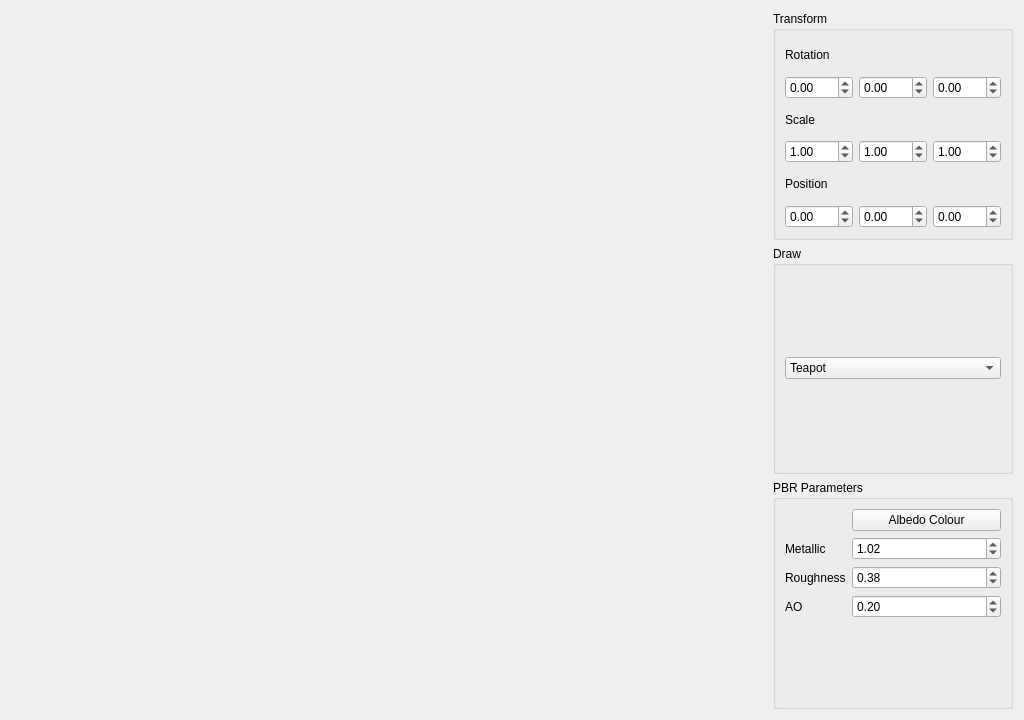
Old version of the form GUIDemos/WebGPUGUI/MainWindow.ui in the repository NCCA/NCCA-py-nglExamples.
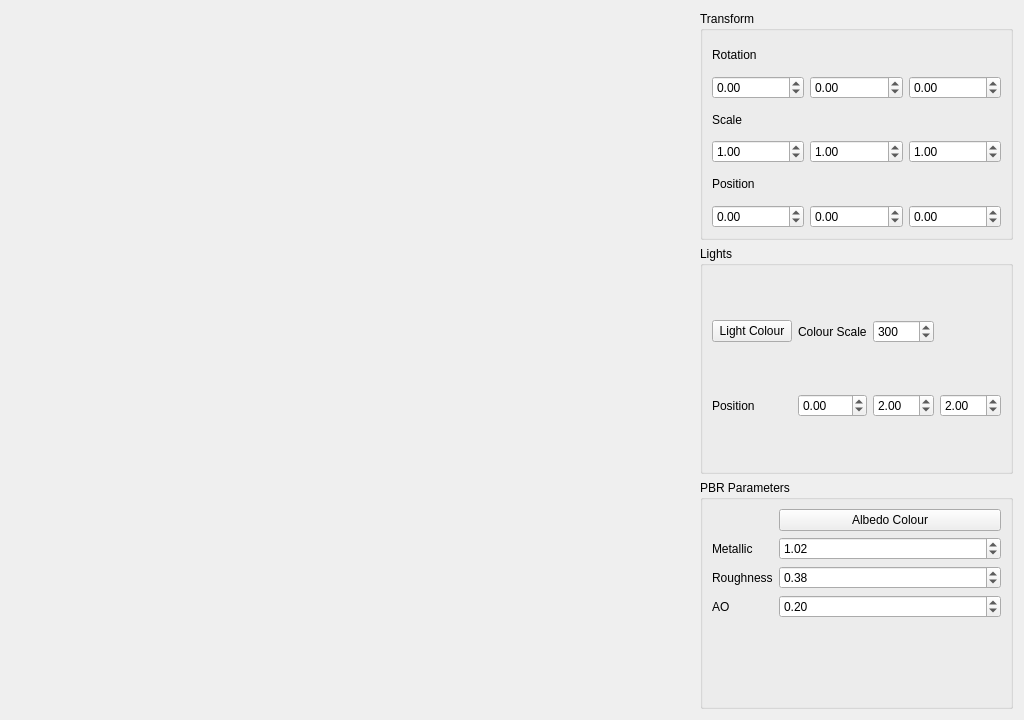
New version of the form.

Commit message: updated controls to add lights

What changed in the file:
```diff
--- a/GUIDemos/WebGPUGUI/MainWindow.ui
+++ b/GUIDemos/WebGPUGUI/MainWindow.ui
@@ -17,26 +17,86 @@
    <item row="1" column="1">
     <widget class="QGroupBox" name="draw_gb">
      <property name="title">
-      <string>Draw</string>
+      <string>Lights</string>
      </property>
      <layout class="QGridLayout" name="gridLayout_2">
+      <item row="1" column="2">
+       <widget class="QDoubleSpinBox" name="light_y">
+        <property name="minimum">
+         <double>-10.000000000000000</double>
+        </property>
+        <property name="maximum">
+         <double>10.000000000000000</double>
+        </property>
+        <property name="singleStep">
+         <double>0.100000000000000</double>
+        </property>
+        <property name="value">
+         <double>2.000000000000000</double>
+        </property>
+       </widget>
+      </item>
+      <item row="1" column="1">
+       <widget class="QDoubleSpinBox" name="light_x">
+        <property name="minimum">
+         <double>-10.000000000000000</double>
+        </property>
+        <property name="maximum">
+         <double>10.000000000000000</double>
+        </property>
+        <property name="singleStep">
+         <double>0.100000000000000</double>
+        </property>
+       </widget>
+      </item>
       <item row="0" column="0">
-       <widget class="QComboBox" name="object_selection">
-        <item>
-         <property name="text">
-          <string>Teapot</string>
-         </property>
-        </item>
-        <item>
-         <property name="text">
-          <string>Sphere</string>
-         </property>
-        </item>
-        <item>
-         <property name="text">
-          <string>Cube</string>
-         </property>
-        </item>
+       <widget class="QPushButton" name="light_colour">
+        <property name="text">
+         <string>Light Colour</string>
+        </property>
+       </widget>
+      </item>
+      <item row="1" column="0">
+       <widget class="QLabel" name="label_7">
+        <property name="text">
+         <string>Position</string>
+        </property>
+       </widget>
+      </item>
+      <item row="1" column="3">
+       <widget class="QDoubleSpinBox" name="light_z">
+        <property name="minimum">
+         <double>-10.000000000000000</double>
+        </property>
+        <property name="maximum">
+         <double>10.000000000000000</double>
+        </property>
+        <property name="singleStep">
+         <double>0.100000000000000</double>
+        </property>
+        <property name="value">
+         <double>2.000000000000000</double>
+        </property>
+       </widget>
+      </item>
+      <item row="0" column="1">
+       <widget class="QLabel" name="label_8">
+        <property name="text">
+         <string>Colour Scale</string>
+        </property>
+       </widget>
+      </item>
+      <item row="0" column="2">
+       <widget class="QSpinBox" name="colour_scale">
+        <property name="minimum">
+         <number>100</number>
+        </property>
+        <property name="maximum">
+         <number>1000</number>
+        </property>
+        <property name="value">
+         <number>300</number>
+        </property>
        </widget>
       </item>
      </layout>
```
The commit also changes 3 other files.
